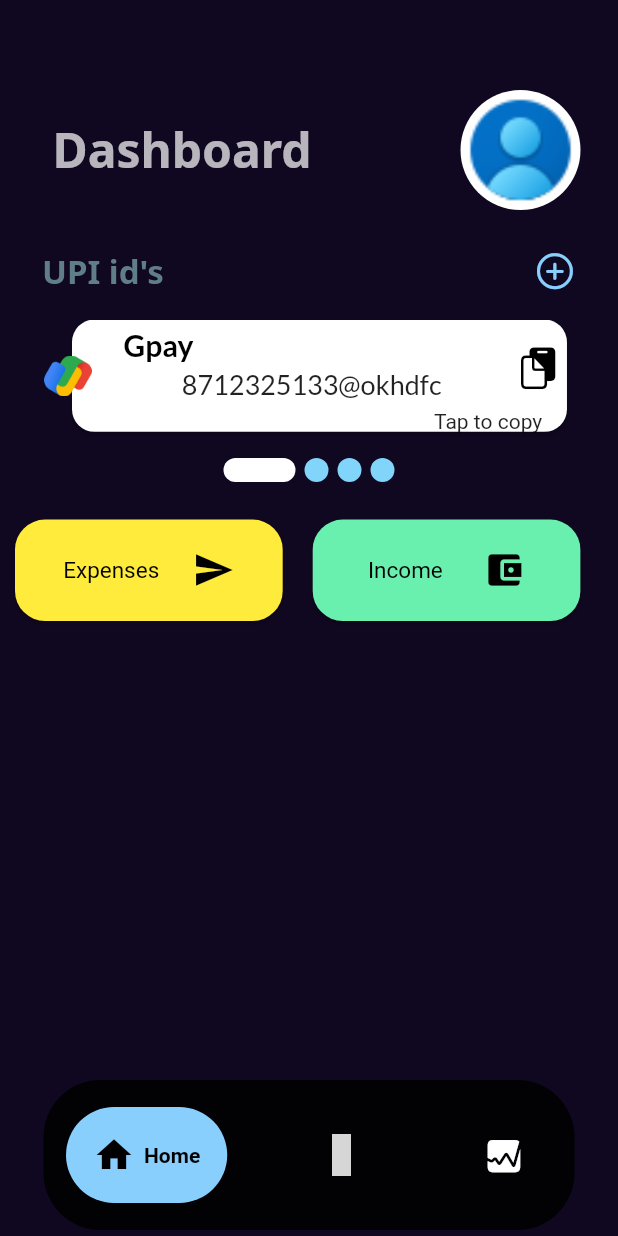
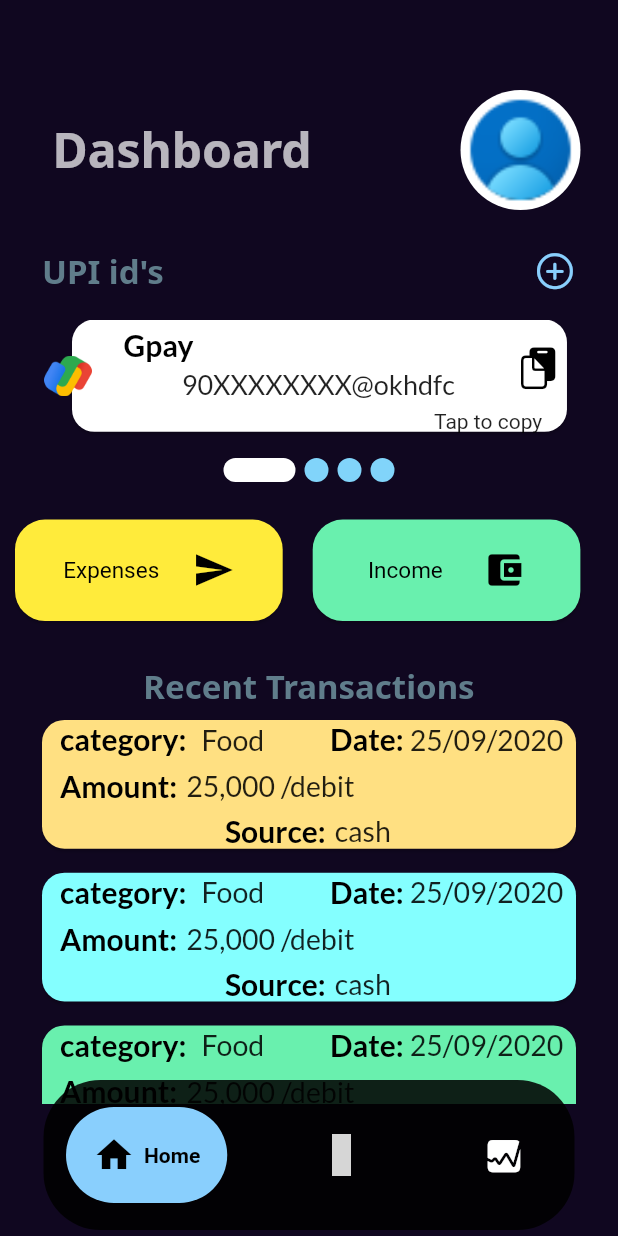
Before and after one commit to iamkranthi/expense_tracker_app, a Flutter app: the screen it shows after launch, on a phone screen of 412 x 824 dp. Run offline on Flutter 3.47's test engine with Material 2 defaults, Android fonts, the phone set to English and light mode, and no system bars; drawn by our look-alikes of google_nav_bar, smooth_page_indicator; our stand-ins replace clay_containers, google_fonts, iconsax; grey boxes are pictures that could not be loaded.

Commit message:
Homepage UI completed

```diff
--- a/lib/export/exports.dart
+++ b/lib/export/exports.dart
@@ -12,3 +12,7 @@ export 'package:expense_tracker_app/pages/widgets/custom_nav_bar.dart';
 export 'package:expense_tracker_app/pages/widgets/welcome_text.dart';
 export 'package:smooth_page_indicator/smooth_page_indicator.dart';
 export 'package:expense_tracker_app/pages/widgets/task_bar_widget.dart';
+export 'package:expense_tracker_app/models/upi_card_scroller.dart';
+export 'package:expense_tracker_app/models/task_bar_items.dart';
+export 'package:expense_tracker_app/models/smooth_controller.dart';
+export 'package:expense_tracker_app/models/recent_transcation_model.dart';
--- /dev/null
+++ b/lib/models/recent_transcation_model.dart
@@ -0,0 +1,55 @@
+import 'package:expense_tracker_app/export/exports.dart';
+import 'package:flutter/material.dart';
+
+class RecentListView extends StatelessWidget {
+  const RecentListView({
+    Key? key,
+  }) : super(key: key);
+
+  @override
+  Widget build(BuildContext context) {
+    Size size = MediaQuery.of(context).size;
+    return SizedBox(
+      height: size.height / 2.8,
+      child: SingleChildScrollView(
+        child: Column(
+          children: [
+            Text("Recent Transactions", style: iconHeadingStyle),
+             RecentTranscard(
+              category: 'Food',
+              time: '25/09/2020',
+              amount: '25,000',
+              amounttype: '/debit',
+              source: 'cash',
+              color: Colors.amber.shade200,
+            ),
+             RecentTranscard(
+              category: 'Food',
+              time: '25/09/2020',
+              amount: '25,000',
+              amounttype: '/debit',
+              source: 'cash',
+              color: Colors.cyanAccent.shade100,
+            ),
+            const RecentTranscard(
+              category: 'Food',
+              time: '25/09/2020',
+              amount: '25,000',
+              amounttype: '/debit',
+              source: 'cash',
+              color: Colors.greenAccent,
+            ),
+             RecentTranscard(
+              category: 'Food',
+              time: '25/09/2020',
+              amount: '25,000',
+              amounttype: '/debit',
+              source: 'cash',
+              color: Colors.red.shade100,
+            ),
+          ],
+        ),
+      ),
+    );
+  }
+}
--- /dev/null
+++ b/lib/models/smooth_controller.dart
@@ -0,0 +1,27 @@
+import 'package:flutter/material.dart';
+import 'package:smooth_page_indicator/smooth_page_indicator.dart';
+
+class SmoothController extends StatelessWidget {
+  const SmoothController({
+    Key? key,
+    required PageController controller,
+  })  : _controller = controller,
+        super(key: key);
+
+  final PageController _controller;
+
+  @override
+  Widget build(BuildContext context) {
+    return Center(
+      child: SmoothPageIndicator(
+        controller: _controller,
+        count: 4,
+        effect: ExpandingDotsEffect(
+          dotColor: Colors.lightBlue.shade200,
+          activeDotColor: Colors.white,
+          spacing: 6,
+        ),
+      ),
+    );
+  }
+}
--- /dev/null
+++ b/lib/models/task_bar_items.dart
@@ -0,0 +1,36 @@
+import 'package:expense_tracker_app/pages/widgets/task_bar_widget.dart';
+import 'package:flutter/material.dart';
+
+class TaskBarItems extends StatelessWidget {
+  const TaskBarItems({
+    Key? key,
+  }) : super(key: key);
+
+  @override
+  Widget build(BuildContext context) {
+    return Row(
+      children: [
+        GestureDetector(
+          onTap: () {
+            // TODO add expense page
+          },
+          child: const TaskBarWidgets(
+            ticon: Icons.send,
+            title: 'Expenses',
+            taskCardcolor: Colors.yellow,
+          ),
+        ),
+        GestureDetector(
+          onTap: () {
+            //  TODO add expense page
+          },
+          child: const TaskBarWidgets(
+            title: 'Income',
+            ticon: Icons.account_balance_wallet,
+            taskCardcolor: Colors.greenAccent,
+          ),
+        ),
+      ],
+    );
+  }
+}
--- /dev/null
+++ b/lib/models/upi_card_scroller.dart
@@ -0,0 +1,48 @@
+import 'package:expense_tracker_app/export/exports.dart';
+import 'package:flutter/material.dart';
+
+class UpicardScroller extends StatelessWidget {
+  const UpicardScroller({
+    Key? key,
+    required PageController controller,
+  })  : _controller = controller,
+        super(key: key);
+
+  final PageController _controller;
+
+  @override
+  Widget build(BuildContext context) {
+    Size size = MediaQuery.of(context).size;
+    return SizedBox(
+      height: size.height / 10,
+      width: size.width / 1.09,
+      child: PageView(
+        controller: _controller,
+        scrollDirection: Axis.horizontal,
+        children: [
+          const UpiCards(
+            upiIcon: 'assets/images/google-pay-icon.png',
+            upiName: "Gpay",
+            upiId: "90XXXXXXXX@okhdfc",
+            color: Colors.white,
+          ),
+          UpiCards(
+            upiIcon: 'assets/images/phonepe-logo-icon.png',
+            upiId: '90XXXXXXXX@ybl',
+            upiName: 'Phone pay',
+            color: Colors.purple.shade100,
+          ),
+          const UpiCards(
+              upiIcon: 'assets/images/paytm-icon.png',
+              upiName: 'paytm',
+              upiId: '90XXXXXXXX@paytm'),
+          const UpiCards(
+              upiIcon: 'assets/images/amazon_pay_logo.png',
+              upiId: '90XXXXXXXX@apl',
+              upiName: 'amazon pay',
+              color: Colors.white),
+        ],
+      ),
+    );
+  }
+}
--- a/lib/pages/homepage.dart
+++ b/lib/pages/homepage.dart
@@ -11,6 +11,7 @@ class Homepage extends StatefulWidget {
 class _HomepageState extends State<Homepage> {
   //pageindicator
   final _controller = PageController();
+
   @override
   Widget build(BuildContext context) {
     return Scaffold(
@@ -19,123 +20,19 @@ class _HomepageState extends State<Homepage> {
         crossAxisAlignment: CrossAxisAlignment.start,
         children: [
           verticalSpacer(60),
-         const CustomAppBAr(),
+          const CustomAppBAr(),
           verticalSpacer(25),
           const Icontext(text1: "UPI id's "),
           verticalSpacer(18),
-          UpicardScroller(
-            controller: _controller,
-          ),
+          UpicardScroller(controller: _controller),
           verticalSpacer(10),
           SmoothController(controller: _controller),
           verticalSpacer(25),
           const TaskBarItems(),
+          verticalSpacer(28),
+       const RecentListView(),
         ],
       ),
     );
   }
 }
-
-class UpicardScroller extends StatelessWidget {
-  const UpicardScroller({
-    Key? key,
-    required PageController controller,
-  })  : _controller = controller,
-        super(key: key);
-
-  final PageController _controller;
-
-  @override
-  Widget build(BuildContext context) {
-    Size size = MediaQuery.of(context).size;
-    return SizedBox(
-      height: size.height / 10,
-      width: size.width / 1.09,
-      child: PageView(
-        controller: _controller,
-        children: [
-          const UpiCards(
-            upiIcon: 'assets/images/google-pay-icon.png',
-            upiName: "Gpay",
-            upiId: "8712325133@okhdfc",
-            color: Colors.white,
-          ),
-          UpiCards(
-            upiIcon: 'assets/images/phonepe-logo-icon.png',
-            upiId: '8712325133@ybl',
-            upiName: 'Phone pay',
-            color: Colors.purple.shade100,
-          ),
-          const UpiCards(
-              upiIcon: 'assets/images/paytm-icon.png',
-              upiName: 'paytm',
-              upiId: '8712325133@paytm'),
-          const UpiCards(
-              upiIcon: 'assets/images/amazon_pay_logo.png',
-              upiId: '8712325133@ybl',
-              upiName: 'amazon pay',
-              color: Colors.white),
-        ],
-      ),
-    );
-  }
-}
-
-class TaskBarItems extends StatelessWidget {
-  const TaskBarItems({
-    Key? key,
-  }) : super(key: key);
-
-  @override
-  Widget build(BuildContext context) {
-    return Row(
-      children: [
-        GestureDetector(
-          onTap: () {
-            // TODO add expense page
-          },
-          child: const TaskBarWidgets(
-            ticon: Icons.send,
-            title: 'Expenses',
-            taskCardcolor: Colors.yellow,
-          ),
-        ),
-        GestureDetector(
-          onTap: () {
-            //  TODO add expense page
-          },
-          child: const TaskBarWidgets(
-            title: 'Income',
-            ticon: Icons.account_balance_wallet,
-            taskCardcolor: Colors.greenAccent,
-          ),
-        ),
-      ],
-    );
-  }
-}
-
-class SmoothController extends StatelessWidget {
-  const SmoothController({
-    Key? key,
-    required PageController controller,
-  })  : _controller = controller,
-        super(key: key);
-
-  final PageController _controller;
-
-  @override
-  Widget build(BuildContext context) {
-    return Center(
-      child: SmoothPageIndicator(
-        controller: _controller,
-        count: 4,
-        effect: ExpandingDotsEffect(
-          dotColor: Colors.lightBlue.shade200,
-          activeDotColor: Colors.white,
-          spacing: 6,
-        ),
-      ),
-    );
-  }
-}
--- a/lib/pages/widgets/cards.dart
+++ b/lib/pages/widgets/cards.dart
@@ -5,12 +5,14 @@ class UpiCards extends StatelessWidget {
   final String upiIcon;
   final String upiName;
   final String upiId;
+  // ignore: prefer_typing_uninitialized_variables
   final color;
   const UpiCards(
       {Key? key,
       required this.upiIcon,
       required this.upiName,
-      required this.upiId, this.color})
+      required this.upiId,
+      this.color})
       : super(key: key);
 
   @override
@@ -25,7 +27,7 @@ class UpiCards extends StatelessWidget {
               RoundedRectangleBorder(borderRadius: BorderRadius.circular(15)),
           child: SizedBox(
             height: size.height / 11,
-            width: size.width / 1,
+            width: size.width,
           ),
         ),
         Positioned(
@@ -62,3 +64,91 @@ class UpiCards extends StatelessWidget {
     );
   }
 }
+
+class RecentTranscard extends StatelessWidget {
+  final String category;
+  final String time;
+  final String amount;
+  final String amounttype;
+  final String source;
+  // ignore: prefer_typing_uninitialized_variables
+  final color;
+  const RecentTranscard({
+    Key? key,
+    required this.category,
+    required this.time,
+    required this.amount,
+    required this.amounttype,
+    required this.source, this.color,
+  }) : super(key: key);
+
+  @override
+  Widget build(BuildContext context) {
+    Size size = MediaQuery.of(context).size;
+
+    return Stack(
+      children: [
+        Padding(
+          padding: const EdgeInsets.all(8.0),
+          child: Card(
+            color: color,
+            margin: const EdgeInsets.symmetric(horizontal: 20),
+
+            shape:
+                RoundedRectangleBorder(borderRadius: BorderRadius.circular(15)),
+            child: SizedBox(
+              height: size.height / 9.6,
+              width: size.width,
+            ),
+          ),
+        ),
+        Positioned(
+          left: 40,
+          top: 9,
+          child: Row(
+            children: [
+              Text("category:", style: rHeading),
+              horizontalSpacer(10),
+              Text(category, style: rSubtitle),
+            ],
+          ),
+        ),
+        Positioned(
+          left: 220,
+           top: 9,
+          child: Row(
+            children: [
+              Text("Date:", style: rHeading),
+              horizontalSpacer(4),
+              Text(time, style: rSubtitle),
+            ],
+          ),
+        ),
+        Positioned(
+          left: 40,
+          top: 40,
+          child: Row(
+            children: [
+              Text("Amount:", style: rHeading),
+              horizontalSpacer(6),
+              Text(amount, style: rSubtitle),
+              horizontalSpacer(4),
+              Text(amounttype, style: rSubtitle),
+            ],
+          ),
+        ),
+        Positioned(
+          left: 150,
+          top: 70,
+          child: Row(
+            children: [
+              Text("Source:", style: rHeading),
+              horizontalSpacer(6),
+              Text(source, style: rSubtitle),
+            ],
+          ),
+        ),
+      ],
+    );
+  }
+}
--- a/lib/pages/widgets/text_style.dart
+++ b/lib/pages/widgets/text_style.dart
@@ -33,7 +33,7 @@ TextStyle get tasktextStyle {
     ),
   );
 }
-
+//*used
 TextStyle get upiIdNameStyle {
   return GoogleFonts.lato(
     textStyle: const TextStyle(
@@ -43,7 +43,7 @@ TextStyle get upiIdNameStyle {
     ),
   );
 }
-
+//*used
 TextStyle get upiIdStyle {
   return GoogleFonts.lato(
     textStyle: const TextStyle(
@@ -54,4 +54,24 @@ TextStyle get upiIdStyle {
     ),
   );
 }
-// Chau Philomene One
+
+TextStyle get rHeading {
+  return GoogleFonts.lato(
+    textStyle: const TextStyle(
+      fontSize: 20,
+      color: Colors.black,
+      fontWeight: FontWeight.w600,
+    ),
+  );
+}
+//*used
+TextStyle get rSubtitle {
+  return GoogleFonts.lato(
+    textStyle: const TextStyle(
+      fontSize: 19,
+      color: Colors.black87,
+      fontWeight: FontWeight.w500,
+
+    ),
+  );
+}
```
